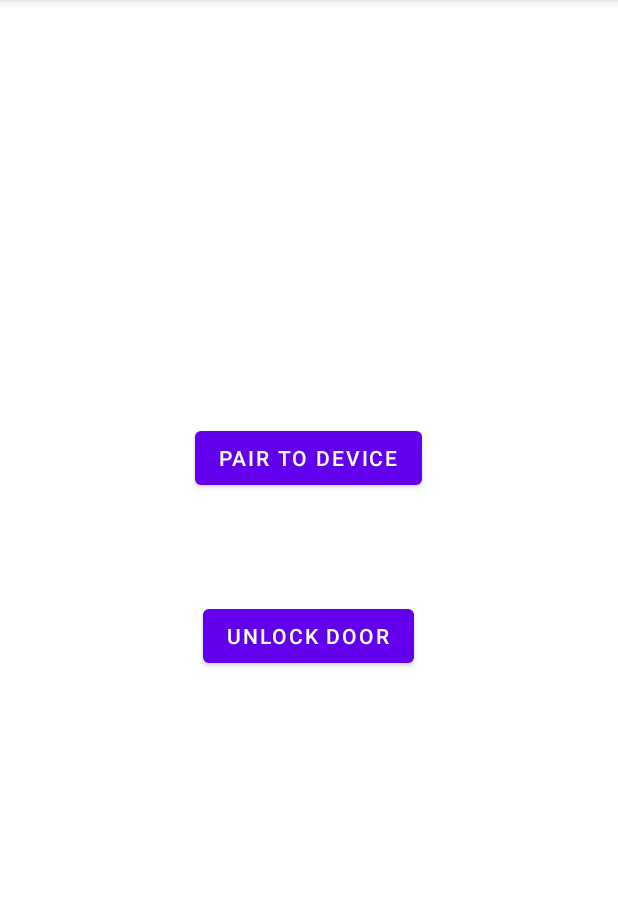
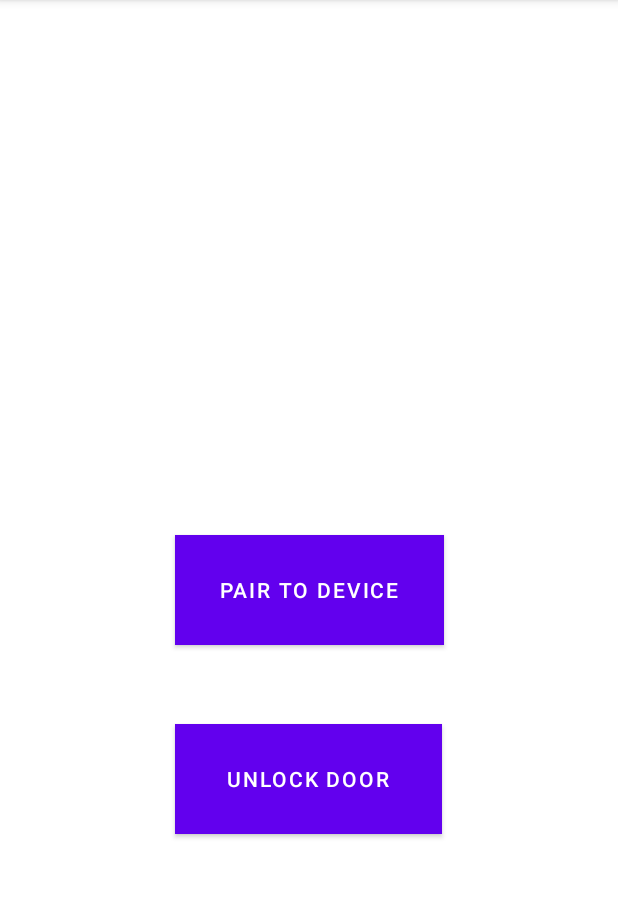
Before and after one commit to Adam-Omarali/door-opener, an Android app: the screen it shows after launch (MainActivity), on a phone screen of 412 x 824 dp, the part 84-982 px from its top. Run offline under Robolectric (Android 15) with nearby library versions, the phone set to English and light mode, and no system bars.

Commit message:
edited button colors

```diff
--- a/locked-in-app/app/src/main/res/layout/activity_main.xml
+++ b/locked-in-app/app/src/main/res/layout/activity_main.xml
@@ -8,23 +8,25 @@
 
     <Button
         android:id="@+id/button"
-        android:layout_width="wrap_content"
-        android:layout_height="wrap_content"
-        android:text="Pair to Device"
+        android:layout_width="179dp"
+        android:layout_height="73dp"
+        android:text="PAIR TO DEVICE"
+        android:background="@color/green"
 
         app:layout_constraintBottom_toTopOf="@+id/button2"
         app:layout_constraintEnd_toEndOf="parent"
-        app:layout_constraintHorizontal_bias="0.498"
         app:layout_constraintStart_toStartOf="parent"
         app:layout_constraintTop_toTopOf="parent"
-        app:layout_constraintVertical_bias="0.8" />
+        app:layout_constraintVertical_bias="0.872" />
 
     <Button
         android:id="@+id/button2"
-        android:layout_width="wrap_content"
-        android:layout_height="wrap_content"
-        android:layout_marginBottom="320dp"
-        android:text="Unlock Door"
+        android:layout_width="178dp"
+        android:layout_height="73dp"
+        android:layout_marginBottom="212dp"
+        android:text="UNLOCK DOOR"
+        android:background="@color/green"
+
         app:layout_constraintBottom_toBottomOf="parent"
         app:layout_constraintEnd_toEndOf="parent"
         app:layout_constraintHorizontal_bias="0.498"
--- a/locked-in-app/app/src/main/res/values/colors.xml
+++ b/locked-in-app/app/src/main/res/values/colors.xml
@@ -7,4 +7,5 @@
     <color name="teal_700">#FF018786</color>
     <color name="black">#FF000000</color>
     <color name="white">#FFFFFFFF</color>
+    <color name="green">#00BF63</color>
 </resources>
```
